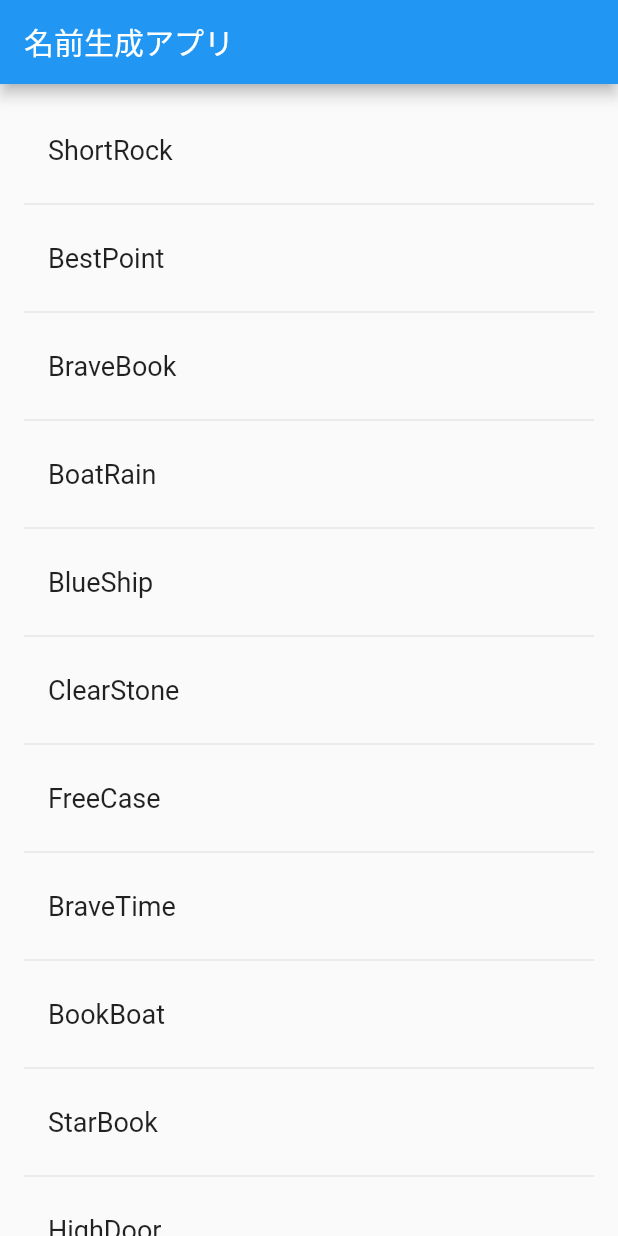
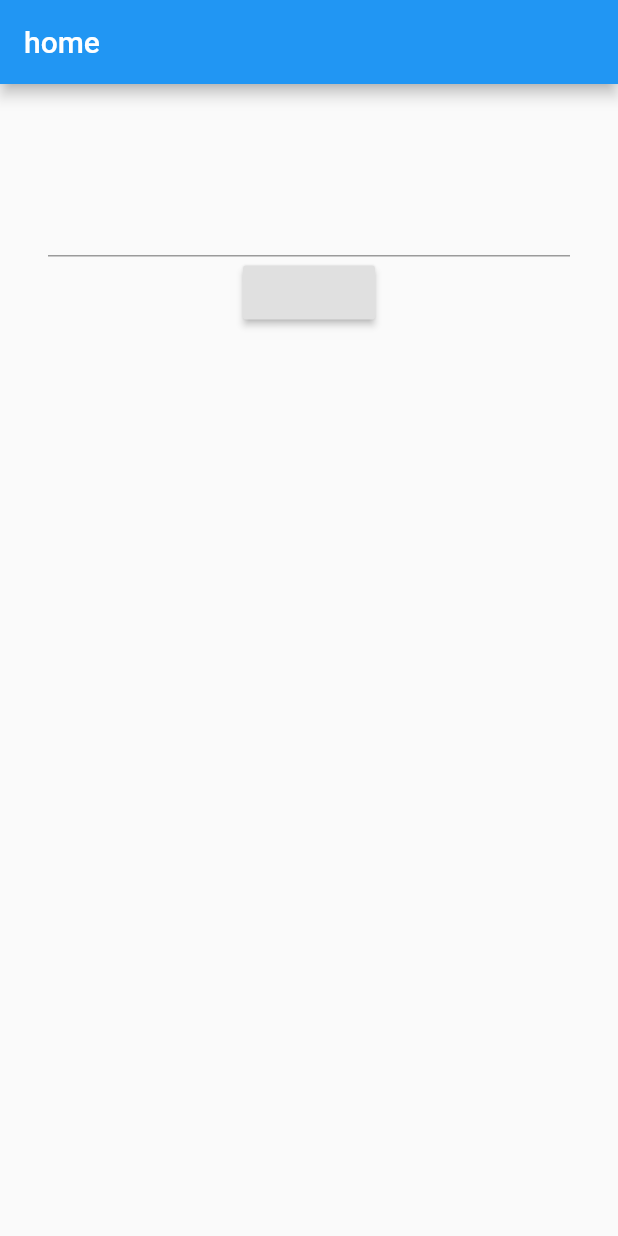
Before and after one commit to honpoio/flutter_study, a Flutter app: the screen it shows after launch, on a phone screen of 412 x 824 dp. Run offline on Flutter 3.47's test engine with Material 2 defaults, Android fonts, the phone set to English and light mode, and no system bars.

```diff
--- a/lib/main.dart
+++ b/lib/main.dart
@@ -1,17 +1,32 @@
+//https://stackoverflow.com/questions/41479255/life-cycle-in-flutter めちゃくちゃわかりやすい
 import 'package:flutter/material.dart';
-import 'package:english_words/english_words.dart';
+import 'package:flutter/services.dart';
+
+
+
 
 void main() => runApp(MyApp());
 
 class MyApp extends StatelessWidget {
+
   @override
   Widget build(BuildContext context) {
     // 描画したいWidgetを記述する
-    print(' building...');
+    SystemChannels.lifecycle.setMessageHandler((message){
+      print('<SystemChannels.lifecycle> $message');
+      return Future<String>.value();
+    });
+    print('firstbuilding...');
+
+
     return MaterialApp(
       title: 'Startup Name Generator',
       //タイトル(青の部分)
       home: RandomWords(),
+      routes: <String, WidgetBuilder> {
+        '/home': (BuildContext context) => new RandomWords(),
+        '/subpage': (BuildContext context) => new SubPage()
+      }
       //クラスランダムワードを呼び出し
     );
   }
@@ -21,16 +36,22 @@ class MyApp extends StatelessWidget {
 
 class RandomWords extends StatefulWidget {
 
-
   @override
   _RandomWordsState createState() => _RandomWordsState();
+
+
   //ビルド後に呼ばれるメソッド (アプリの準備が完了したらってこと？)
 }
 
-class _RandomWordsState extends State<RandomWords>  {
-  final _suggestions = <WordPair>[];
-  final _biggerFont = TextStyle(fontSize: 18.0);
+class _RandomWordsState extends State<RandomWords>   {
 
+  String _text = '';
+
+  void _handleText(String e) {
+    setState(() {
+      _text = e;
+    });
+  }
 
   @override
   void initState(){
@@ -43,52 +64,109 @@ class _RandomWordsState extends State<RandomWords>  {
     super.didChangeDependencies();
     print('didChangeDependencies->　依存関係をいじってるクラス？');
   }
+
+////////////////////////////////////////////////////////////////////////////////
+  @override
+  Widget build(BuildContext context) {
+    print(' secoundbuilding...');
+    return Scaffold(
+      appBar: AppBar(
+        title: Text('home'),
+      ),
+
+      body: new Container(
+        padding: new EdgeInsets.all(32.0),
+        child: new Center(
+          child: new Column(
+            children: <Widget>[
+              Text(
+                "$_text",
+                style: TextStyle(
+                    color: Colors.blueAccent,
+                    fontSize: 30.0,
+                    fontWeight: FontWeight.w500
+                ),
+              ),
+              new TextField(
+                enabled: true,
+                //enabledは活性、非活性の切り替えに利用します。<=試しにfalseにすると入力できなくなった
+                style: TextStyle(color: Colors.red),
+                onChanged: _handleText,
+                //onChanged <=即座に反映する
+              ),
+
+              RaisedButton(onPressed: () {
+                Navigator.of(context).pushReplacementNamed('/subpage');
+              })
+            ],
+          ),
+        ),
+      ),
+
+    );
+  }
+
   @override
   void didUpdateWidget(RandomWords oldWidget) {
     super.didUpdateWidget(oldWidget);
     print('didUpdateWidget-> 再ビルドされる必要がある場合に呼ばれる');
   }
   @override
-  void dispose() {
-    super.dispose();
-    print('dispose->  画面破棄時に出力される？');
+  void setState(fn) {
+    print("setState");
+    super.setState(fn);
+  }
+  @override
+  void deactivate() {
+    print("deactivate->  StateをWidgetツリーから削除する");
+    super.deactivate();
   }
 
-////////////////////////////////////////////////////////////////////////////////
+  @override
+  void dispose() {
+    print('dispose->  Stateオブジェクト削除時に呼び出される');
+    super.dispose();
+  }
+
+  @override
+  void didChangeAppLifecycleState(AppLifecycleState state) {
+    if(state == AppLifecycleState.inactive){
+      print('inactive  非アクティブ');
+    }else if(state == AppLifecycleState.resumed){
+      print('resumed  アプリが復帰時に処理を実行');
+    }else if(state == AppLifecycleState.paused) {
+      print('paused  一時停止');
+      // }else if(state == AppLifecycleState.suspending){
+      //   //androidのみ
+      //   print('suspending');
+      // }
+    }
+  }
+}
+
+
+
+
+class SubPage extends StatelessWidget {
   @override
   Widget build(BuildContext context) {
-    return Scaffold(
-      appBar: AppBar(
-        title: Text('名前生成アプリ'),
+    print('  threebuilding...');
+    return new Scaffold(
+      appBar: new AppBar(
+        title: new Text('sub'),
       ),
-      body: _buildSuggestions(),
-
-    );
-
-  }
-
-
-  Widget _buildRow(WordPair pair) {
-    return ListTile(
-      title: Text(
-        pair.asPascalCase,
-        style: _biggerFont,
+      body: new Container(
+        padding: new EdgeInsets.all(32.0),
+        child: new Center(
+          child: new Column(
+            children: <Widget>[
+              RaisedButton(onPressed: (){
+                Navigator.of(context).pushReplacementNamed('/home');
+              })
+            ],
+          ),
+        ),
       ),
     );
-
-  }
-  Widget _buildSuggestions() {
-    return ListView.builder(
-        padding: EdgeInsets.all(16.0),
-
-        itemBuilder: /*1*/ (context, i) {
-          if (i.isOdd) return Divider(); /*2*/
-
-          final index = i ~/ 1; /*3*/
-          if (index >= _suggestions.length) {
-            _suggestions.addAll(generateWordPairs().take(10)); /*4*/
-          }
-          return _buildRow(_suggestions[index]);
-        });
   }
 }
```
